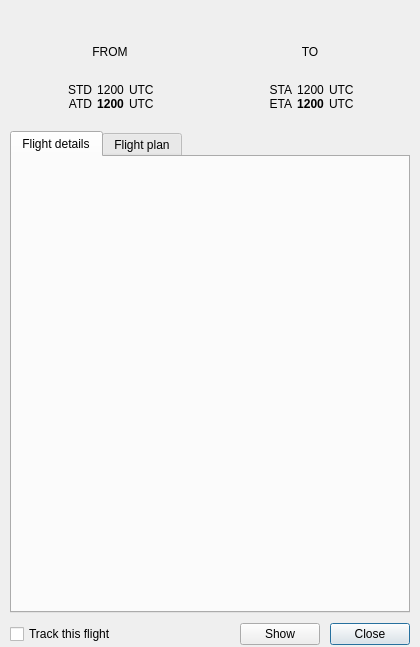
First picture: the form in source/ui/windows/flightdetailswindow.ui, repository Vatsinator/vatsinator-legacy, before the edit.
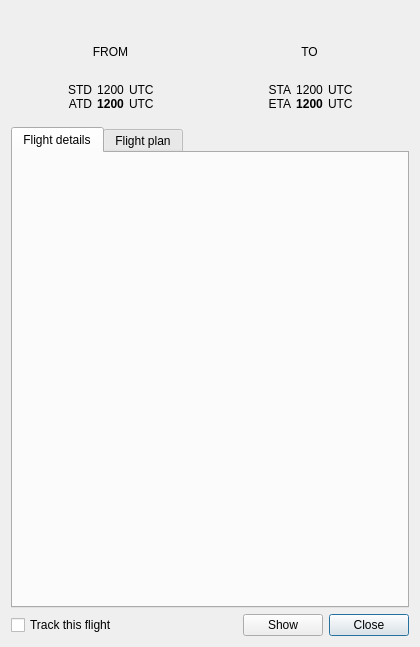
Second picture: the form after the edit. Icons and pictures are not drawn. Custom widgets are drawn as their Qt base class.

The edit to the form file:
```diff
--- a/source/ui/windows/flightdetailswindow.ui
+++ b/source/ui/windows/flightdetailswindow.ui
@@ -20,19 +20,7 @@
    <iconset resource="../resources/imgs.qrc">
     <normaloff>:/mainIcon/icon.png</normaloff>:/mainIcon/icon.png</iconset>
   </property>
-  <layout class="QVBoxLayout" name="verticalLayout_2" stretch="0,1,0">
-   <property name="spacing">
-    <number>10</number>
-   </property>
-   <property name="leftMargin">
-    <number>10</number>
-   </property>
-   <property name="rightMargin">
-    <number>10</number>
-   </property>
-   <property name="bottomMargin">
-    <number>2</number>
-   </property>
+  <layout class="QVBoxLayout" name="verticalLayout_2">
    <item>
     <layout class="QVBoxLayout" name="verticalLayout">
      <property name="spacing">
```
